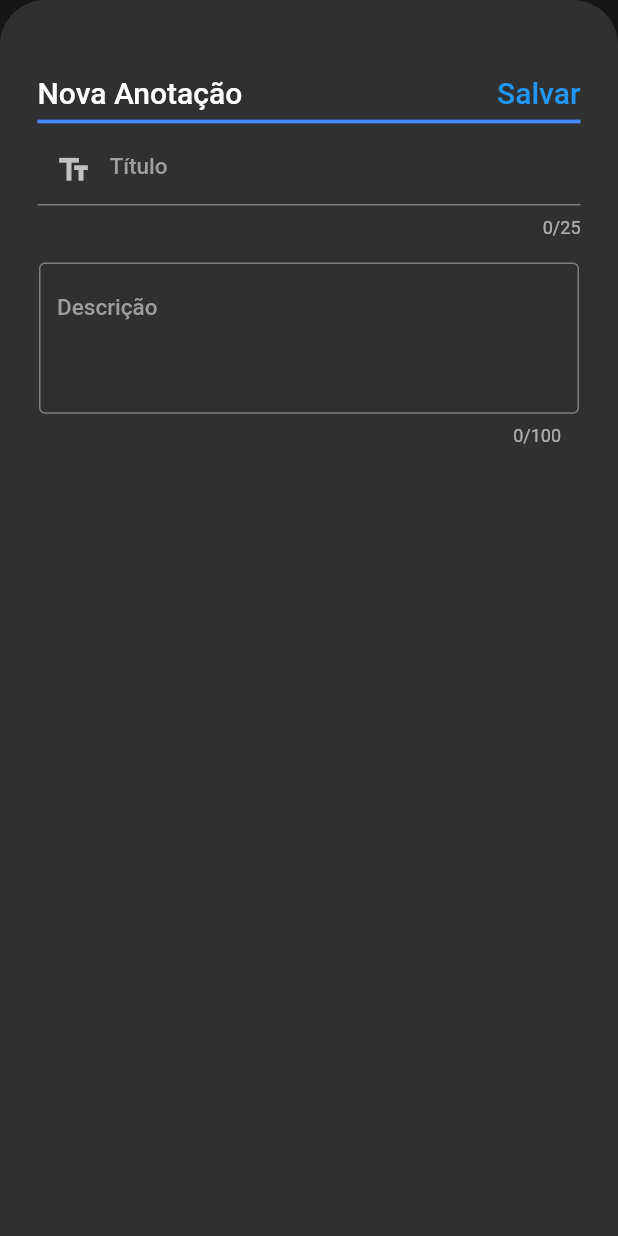
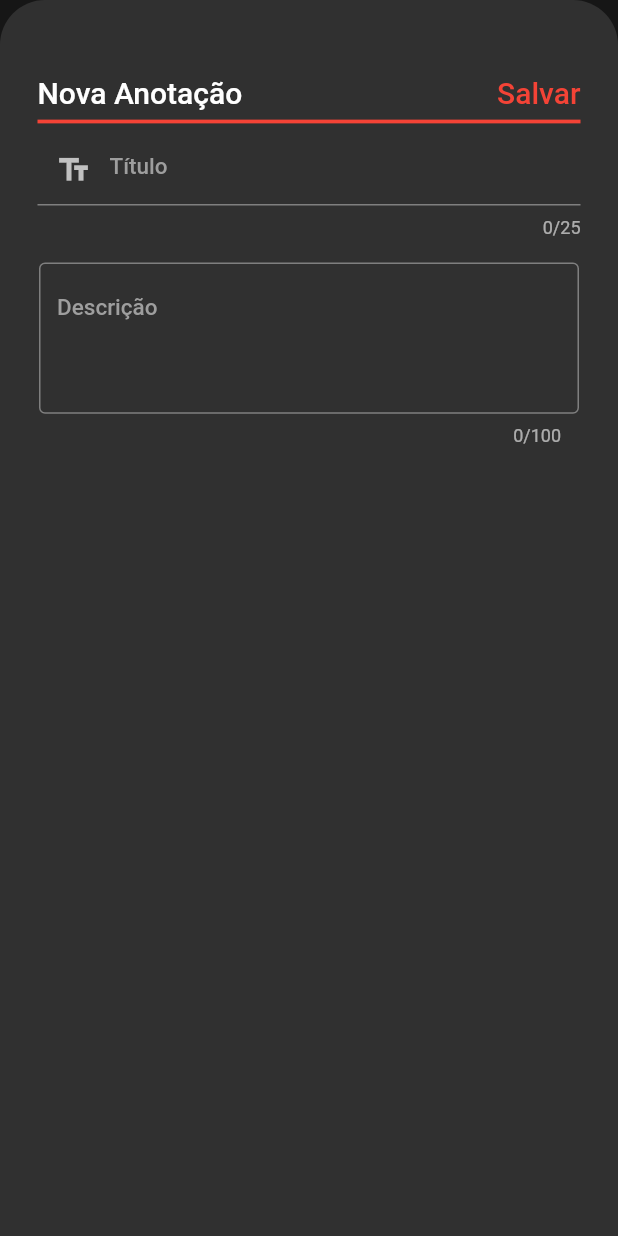
Before and after one commit to suck13/f_verhalten, a Flutter app: the NotesPage screen opened directly, after a tap on the "create" icon, on a phone screen of 412 x 824 dp. Run offline on Flutter 3.47's test engine with Material 2 defaults, Android fonts, the phone set to English and light mode, and no system bars; our stand-ins replace auto_size_text, flutter_slidable, splashscreen.

Commit message:
Update notes.dart

```diff
--- a/lib/pages/notes.dart
+++ b/lib/pages/notes.dart
@@ -270,7 +270,7 @@ class _NotesPageState extends State<NotesPage> {
                                     "Salvar",
                                     style: TextStyle(
                                       fontSize: 20.00,
-                                      color: Colors.blue,
+                                      color: Colors.red,
                                       fontWeight: FontWeight.w500,
                                     ),
                                   ),
@@ -281,7 +281,7 @@ class _NotesPageState extends State<NotesPage> {
                         ],
                       ),
                       Divider(
-                        color: Colors.blueAccent,
+                        color: Colors.red,
                         thickness: 2.5,
                       ),
                       TextFormField(
@@ -362,14 +362,10 @@ Widget notesHeader() {
         Text(
           "Minhas Anotações",
           style: TextStyle(
-            color: Colors.blueAccent,
+            color: Colors.redAccent,
             fontSize: 25.00,
             fontWeight: FontWeight.w500,
           ),
-        ),
-        Divider(
-          color: Colors.blueAccent,
-          thickness: 2.5,
         ),
       ],
     ),
```
